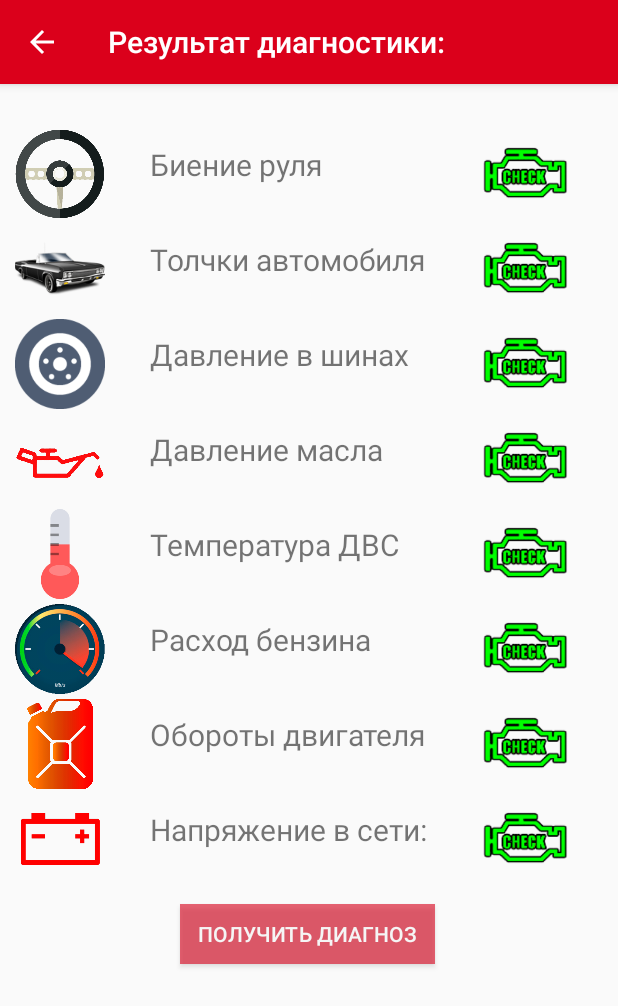
After one commit to edward-nek/DiagnosticCar, an Android app: the DiagnosticActivity screen opened directly, with no data from a screen before it, on a phone screen of 412 x 824 dp. The commit adds this screen. Shown: the top 1006 px of the screen. Run offline under Robolectric (Android 15) with nearby library versions, the phone set to English and light mode, and no system bars.

Commit message:
Добавлено поле с отображением поломок

```diff
--- a/app/src/main/AndroidManifest.xml
+++ b/app/src/main/AndroidManifest.xml
@@ -9,6 +9,7 @@
         android:roundIcon="@mipmap/ic_launcher_round"
         android:supportsRtl="true"
         android:theme="@style/AppTheme">
+        <activity android:name=".DiagnosticActivity"></activity>
         <activity android:name=".AddLog">
             <intent-filter>
                 <category android:name="android.intent.category.LAUNCHER" />
@@ -17,6 +18,7 @@
         <activity android:name=".MainActivity">
             <intent-filter>
                 <action android:name="android.intent.action.MAIN" />
+
                 <category android:name="android.intent.category.LAUNCHER" />
             </intent-filter>
         </activity>
--- /dev/null
+++ b/app/src/main/java/ru/nekrasoved/diagnosticcar/DiagnosticActivity.java
@@ -0,0 +1,193 @@
+package ru.nekrasoved.diagnosticcar;
+
+import androidx.appcompat.app.ActionBar;
+import androidx.appcompat.app.AppCompatActivity;
+
+import android.content.Intent;
+import android.database.Cursor;
+import android.graphics.Color;
+import android.graphics.drawable.ColorDrawable;
+import android.os.Bundle;
+import android.util.Log;
+import android.widget.ImageView;
+
+public class DiagnosticActivity extends AppCompatActivity {
+
+    int N = 8; //количество характеристик у записи
+
+    boolean[] checkLogs;
+    float[][] diapasonLogs;
+
+    DataDB dataDB;
+    Cursor cursor;
+
+    ImageView ivCheck;
+
+    @Override
+    protected void onCreate(Bundle savedInstanceState) {
+        super.onCreate(savedInstanceState);
+        setContentView(R.layout.activity_diagnostic);
+
+        ActionBar actionBar = getSupportActionBar();
+        actionBar.setTitle("Результат диагностики: ");
+        actionBar.setBackgroundDrawable(new ColorDrawable(Color.parseColor("#DB001B")));
+        actionBar.setDisplayHomeAsUpEnabled(true);
+
+        checkLogs = new boolean[N];
+        diapasonLogs = new float[N][2];
+
+        for (int i = 0; i < N; i++){
+            checkLogs[i] = false;
+        }
+        setDiapason();
+
+        dataDB = new DataDB(this);
+        getDiagnostic();
+
+        setCheck();
+
+
+    }
+
+    public void getDiagnostic() {
+        dataDB.open();
+        cursor = dataDB.getAllData();
+        if (cursor.moveToFirst()){
+            int oborotyDvsIndex = cursor.getColumnIndex(DataDB.KEY_OBOROTY_DVS);
+            int pressureWheelsIndex = cursor.getColumnIndex(DataDB.KEY_PRESSURE_WHEELS);
+            int voltageIndex = cursor.getColumnIndex(DataDB.KEY_VOLTAGE);
+            int temperatureIndex = cursor.getColumnIndex(DataDB.KEY_TEMPERATURE);
+            int gasConsumptionIndex = cursor.getColumnIndex(DataDB.KEY_GAS_CONSUMPTION);
+            int pressureOilIndex = cursor.getColumnIndex(DataDB.KEY_PRESSURE_OIL);
+            int bienieRulyaIndex = cursor.getColumnIndex(DataDB.KEY_BIENIE_RULYA);
+            int carShocksIndex = cursor.getColumnIndex(DataDB.KEY_CAR_SHOCKS);
+
+            do {
+                if ((cursor.getInt(oborotyDvsIndex) < diapasonLogs[0][0])||(cursor.getInt(oborotyDvsIndex) > diapasonLogs[0][1])){
+                    checkLogs[0] = true;
+                }
+                if ((cursor.getInt(pressureWheelsIndex) < diapasonLogs[1][0])||(cursor.getInt(pressureWheelsIndex) > diapasonLogs[1][1])){
+                    checkLogs[0] = true;
+                }
+                if ((cursor.getInt(voltageIndex) < diapasonLogs[2][0])||(cursor.getInt(voltageIndex) > diapasonLogs[2][1])){
+                    checkLogs[0] = true;
+                }
+                if ((cursor.getInt(temperatureIndex) < diapasonLogs[3][0])||(cursor.getInt(temperatureIndex) > diapasonLogs[3][1])){
+                    checkLogs[0] = true;
+                }
+                if ((cursor.getInt(gasConsumptionIndex) < diapasonLogs[4][0])||(cursor.getInt(gasConsumptionIndex) > diapasonLogs[4][1])){
+                    checkLogs[0] = true;
+                }
+                if ((cursor.getInt(pressureOilIndex) < diapasonLogs[5][0])||(cursor.getInt(pressureOilIndex) > diapasonLogs[5][1])){
+                    checkLogs[0] = true;
+                }
+                if ((cursor.getInt(bienieRulyaIndex) < diapasonLogs[6][0])||(cursor.getInt(oborotyDvsIndex) > diapasonLogs[6][1])){
+                    checkLogs[0] = true;
+                }
+                if ((cursor.getInt(carShocksIndex) < diapasonLogs[7][0])||(cursor.getInt(carShocksIndex) > diapasonLogs[7][1])){
+                    checkLogs[0] = true;
+                }
+            } while (cursor.moveToNext());
+        }
+
+        for (int i = 0; i < N; i++){
+            Log.d("checkLogs", checkLogs[i] + " ");
+        }
+
+    }
+
+    public void setDiapason() {
+        diapasonLogs[0][0] = (float) 650;
+        diapasonLogs[0][1] = (float) 800;
+        diapasonLogs[1][0] = (float) 2.0;
+        diapasonLogs[1][1] = (float) 2.2;
+        diapasonLogs[2][0] = (float) 13.5;
+        diapasonLogs[2][1] = (float) 14.5;
+        diapasonLogs[3][0] = (float) 0;
+        diapasonLogs[3][1] = (float) 100;
+        diapasonLogs[4][0] = (float) 0;
+        diapasonLogs[4][1] = (float) 16;
+        diapasonLogs[5][0] = (float) 3.5;
+        diapasonLogs[5][1] = (float) 7;
+        diapasonLogs[6][0] = (float) 0;
+        diapasonLogs[6][1] = (float) 0;
+        diapasonLogs[7][0] = (float) 0;
+        diapasonLogs[7][1] = (float) 0;
+    }
+
+    public void setCheck() {
+        ivCheck = (ImageView) findViewById(R.id.ivCheck0);
+        if (checkLogs[0]){
+            ivCheck.setImageResource(R.drawable.check_red);
+        }
+        else{
+            ivCheck.setImageResource(R.drawable.check_green);
+        }
+
+        ivCheck = (ImageView) findViewById(R.id.ivCheck1);
+        if (checkLogs[1]){
+            ivCheck.setImageResource(R.drawable.check_red);
+        }
+        else{
+            ivCheck.setImageResource(R.drawable.check_green);
+        }
+
+        ivCheck = (ImageView) findViewById(R.id.ivCheck2);
+        if (checkLogs[2]){
+            ivCheck.setImageResource(R.drawable.check_red);
+        }
+        else{
+            ivCheck.setImageResource(R.drawable.check_green);
+        }
+
+        ivCheck = (ImageView) findViewById(R.id.ivCheck3);
+        if (checkLogs[3]){
+            ivCheck.setImageResource(R.drawable.check_red);
+        }
+        else{
+            ivCheck.setImageResource(R.drawable.check_green);
+        }
+
+        ivCheck = (ImageView) findViewById(R.id.ivCheck4);
+        if (checkLogs[4]){
+            ivCheck.setImageResource(R.drawable.check_red);
+        }
+        else{
+            ivCheck.setImageResource(R.drawable.check_green);
+        }
+
+        ivCheck = (ImageView) findViewById(R.id.ivCheck5);
+        if (checkLogs[5]){
+            ivCheck.setImageResource(R.drawable.check_red);
+        }
+        else{
+            ivCheck.setImageResource(R.drawable.check_green);
+        }
+
+        ivCheck = (ImageView) findViewById(R.id.ivCheck6);
+        if (checkLogs[6]){
+            ivCheck.setImageResource(R.drawable.check_red);
+        }
+        else{
+            ivCheck.setImageResource(R.drawable.check_green);
+        }
+
+        ivCheck = (ImageView) findViewById(R.id.ivCheck7);
+        if (checkLogs[7]){
+            ivCheck.setImageResource(R.drawable.check_red);
+        }
+        else{
+            ivCheck.setImageResource(R.drawable.check_green);
+        }
+    }
+
+    @Override
+    public boolean onSupportNavigateUp(){
+        Intent intent = new Intent(DiagnosticActivity.this, MainActivity.class);
+        startActivity(intent);
+        overridePendingTransition(0, 0);
+        finish();
+        return true;
+    }
+
+}
--- a/app/src/main/java/ru/nekrasoved/diagnosticcar/MainActivity.java
+++ b/app/src/main/java/ru/nekrasoved/diagnosticcar/MainActivity.java
@@ -13,6 +13,7 @@ import android.view.Menu;
 import android.view.MenuItem;
 import android.view.View;
 import android.widget.AdapterView;
+import android.widget.Button;
 import android.widget.ListView;
 import android.widget.SimpleCursorAdapter;
 
@@ -25,6 +26,8 @@ public class MainActivity extends AppCompatActivity {
 
     ListView listView;
     SimpleCursorAdapter scAdapter;
+
+    Button btDiagnos;
 
     private static final int CM_DELETE_ID = 1;
 
@@ -43,6 +46,18 @@ public class MainActivity extends AppCompatActivity {
         dataDB.open();
 
         showList();
+
+        btDiagnos = (Button) findViewById(R.id.btDiagnos);
+
+        btDiagnos.setOnClickListener(new View.OnClickListener() {
+            @Override
+            public void onClick(View v) {
+                Intent intent = new Intent(MainActivity.this, DiagnosticActivity.class);
+                startActivity(intent);
+                overridePendingTransition(0, 0);
+                finish();
+            }
+        });
 
     }
 
--- /dev/null
+++ b/app/src/main/res/layout/activity_diagnostic.xml
@@ -0,0 +1,318 @@
+<?xml version="1.0" encoding="utf-8"?>
+<androidx.constraintlayout.widget.ConstraintLayout xmlns:android="http://schemas.android.com/apk/res/android"
+    xmlns:app="http://schemas.android.com/apk/res-auto"
+    xmlns:tools="http://schemas.android.com/tools"
+    android:layout_width="match_parent"
+    android:layout_height="match_parent"
+    tools:context=".DiagnosticActivity">
+
+    <LinearLayout
+        android:layout_width="match_parent"
+        android:layout_height="match_parent"
+        android:orientation="vertical"
+        android:layout_marginTop="30dp"
+        android:layout_marginLeft="10dp"
+        android:layout_marginRight="10dp">
+
+        <LinearLayout
+            android:layout_width="match_parent"
+            android:layout_height="63dp"
+            android:orientation="horizontal">
+
+            <ImageView
+                android:id="@+id/ivRul"
+                android:layout_width="60dp"
+                android:layout_height="60dp"
+
+                app:srcCompat="@drawable/bienie_rulya" />
+
+            <TextView
+                android:id="@+id/swRul"
+                android:layout_width="200dp"
+                android:layout_height="wrap_content"
+                android:text="Биение руля"
+                android:textSize="20dp"
+
+                android:layout_marginLeft="30dp"
+                android:layout_marginTop="10dp"
+                />
+
+            <ImageView
+                android:id="@+id/ivCheck0"
+                android:layout_width="60dp"
+                android:layout_height="60dp"
+
+                android:layout_marginLeft="20dp"
+
+                app:srcCompat="@drawable/check_green" />
+        </LinearLayout>
+
+        <LinearLayout
+            android:layout_width="match_parent"
+            android:layout_height="63dp"
+            android:orientation="horizontal"
+            >
+
+            <ImageView
+                android:id="@+id/iv_car"
+                android:layout_width="60dp"
+                android:layout_height="60dp"
+
+                app:srcCompat="@drawable/car" />
+
+            <TextView
+                android:id="@+id/swCar"
+                android:layout_width="200dp"
+                android:layout_height="wrap_content"
+
+                android:text="Толчки автомобиля"
+                android:textSize="20dp"
+
+                android:layout_marginLeft="30dp"
+                android:layout_marginTop="10dp"
+                />
+
+            <ImageView
+                android:id="@+id/ivCheck1"
+                android:layout_width="60dp"
+                android:layout_height="60dp"
+
+                android:layout_marginLeft="20dp"
+
+                app:srcCompat="@drawable/check_green" />
+        </LinearLayout>
+
+        <LinearLayout
+            android:layout_width="match_parent"
+            android:layout_height="63dp"
+            android:orientation="horizontal">
+
+            <ImageView
+                android:id="@+id/iv_kolesa"
+                android:layout_width="60dp"
+                android:layout_height="60dp"
+
+                app:srcCompat="@drawable/davlenie_koles"
+
+                />
+
+            <TextView
+                android:id="@+id/etKolesa"
+                android:layout_width="200dp"
+                android:layout_height="wrap_content"
+
+                android:text="Давление в шинах"
+                android:textSize="20dp"
+
+                android:layout_marginLeft="30dp"
+                android:layout_marginTop="10dp"
+                />
+
+            <ImageView
+                android:id="@+id/ivCheck2"
+                android:layout_width="60dp"
+                android:layout_height="60dp"
+
+                android:layout_marginLeft="20dp"
+
+                app:srcCompat="@drawable/check_green" />
+        </LinearLayout>
+
+        <LinearLayout
+            android:layout_width="match_parent"
+            android:layout_height="63dp"
+            android:orientation="horizontal">
+
+            <ImageView
+                android:id="@+id/iv_maslo"
+                android:layout_width="60dp"
+                android:layout_height="60dp"
+
+                app:srcCompat="@drawable/davlenie_masla"
+
+                />
+
+            <TextView
+                android:id="@+id/etMaslo"
+                android:layout_width="200dp"
+                android:layout_height="wrap_content"
+
+                android:text="Давление масла"
+                android:textSize="20dp"
+
+                android:layout_marginLeft="30dp"
+                android:layout_marginTop="10dp"
+                />
+
+            <ImageView
+                android:id="@+id/ivCheck3"
+                android:layout_width="60dp"
+                android:layout_height="60dp"
+
+                android:layout_marginLeft="20dp"
+
+                app:srcCompat="@drawable/check_green" />
+        </LinearLayout>
+
+        <LinearLayout
+            android:layout_width="match_parent"
+            android:layout_height="63dp"
+            android:orientation="horizontal">
+
+            <ImageView
+                android:id="@+id/iv_temper"
+                android:layout_width="60dp"
+                android:layout_height="60dp"
+
+                app:srcCompat="@drawable/temperatura"
+
+                />
+
+            <TextView
+                android:id="@+id/etTemper"
+                android:layout_width="200dp"
+                android:layout_height="wrap_content"
+
+                android:text="Температура ДВС"
+                android:textSize="20dp"
+
+                android:layout_marginLeft="30dp"
+                android:layout_marginTop="10dp"
+                />
+
+            <ImageView
+                android:id="@+id/ivCheck4"
+                android:layout_width="60dp"
+                android:layout_height="60dp"
+
+                android:layout_marginLeft="20dp"
+
+                app:srcCompat="@drawable/check_green" />
+        </LinearLayout>
+
+        <LinearLayout
+            android:layout_width="match_parent"
+            android:layout_height="63dp"
+            android:orientation="horizontal">
+
+            <ImageView
+                android:id="@+id/iv_oboroty"
+                android:layout_width="60dp"
+                android:layout_height="60dp"
+
+                app:srcCompat="@drawable/oboroty"
+
+                />
+
+            <TextView
+                android:id="@+id/etBenzin"
+                android:layout_width="200dp"
+                android:layout_height="wrap_content"
+
+                android:text="Расход бензина"
+
+                android:textSize="20dp"
+
+                android:layout_marginLeft="30dp"
+                android:layout_marginTop="10dp"
+                />
+
+            <ImageView
+                android:id="@+id/ivCheck5"
+                android:layout_width="60dp"
+                android:layout_height="60dp"
+
+                android:layout_marginLeft="20dp"
+
+                app:srcCompat="@drawable/check_green" />
+        </LinearLayout>
+
+        <LinearLayout
+            android:layout_width="match_parent"
+            android:layout_height="63dp"
+            android:orientation="horizontal">
+
+            <ImageView
+                android:id="@+id/iv_benzin"
+                android:layout_width="60dp"
+                android:layout_height="60dp"
+
+                app:srcCompat="@drawable/rashod_benzina"
+
+                />
+
+            <TextView
+                android:id="@+id/etOboroty"
+                android:layout_width="200dp"
+                android:layout_height="wrap_content"
+
+                android:text="Обороты двигателя"
+
+                android:textSize="20dp"
+
+                android:layout_marginLeft="30dp"
+                android:layout_marginTop="10dp"
+                />
+
+            <ImageView
+                android:id="@+id/ivCheck6"
+                android:layout_width="60dp"
+                android:layout_height="60dp"
+
+                android:layout_marginLeft="20dp"
+
+                app:srcCompat="@drawable/check_green" />
+        </LinearLayout>
+
+        <LinearLayout
+            android:layout_width="match_parent"
+            android:layout_height="63dp"
+            android:orientation="horizontal">
+
+            <ImageView
+                android:id="@+id/iv_akkum"
+                android:layout_width="60dp"
+                android:layout_height="60dp"
+
+                app:srcCompat="@drawable/napryzenie_akkuma"
+
+                />
+
+            <TextView
+                android:id="@+id/etAkkum"
+                android:layout_width="200dp"
+                android:layout_height="wrap_content"
+
+                android:text="Напряжение в сети:"
+
+                android:textSize="20dp"
+
+                android:layout_marginLeft="30dp"
+                android:layout_marginTop="10dp"
+                />
+
+            <ImageView
+                android:id="@+id/ivCheck7"
+                android:layout_width="60dp"
+                android:layout_height="60dp"
+
+                android:layout_marginLeft="20dp"
+
+                app:srcCompat="@drawable/check_green" />
+        </LinearLayout>
+
+        <Button
+            android:id="@+id/btHelp"
+            android:layout_width="170dp"
+            android:layout_height="40dp"
+            android:text="Получить диагноз"
+            android:background="@color/button"
+            android:textColor="@color/button_text"
+
+            android:layout_marginLeft="110dp"
+            android:layout_marginTop="10dp"/>
+
+    </LinearLayout>
+
+
+</androidx.constraintlayout.widget.ConstraintLayout>
--- a/app/src/main/res/layout/activity_main.xml
+++ b/app/src/main/res/layout/activity_main.xml
@@ -22,7 +22,7 @@
         />
 
     <Button
-        android:id="@+id/button"
+        android:id="@+id/btDiagnos"
         android:layout_width="150dp"
         android:layout_height="40dp"
         android:text="Диагностика"
```
